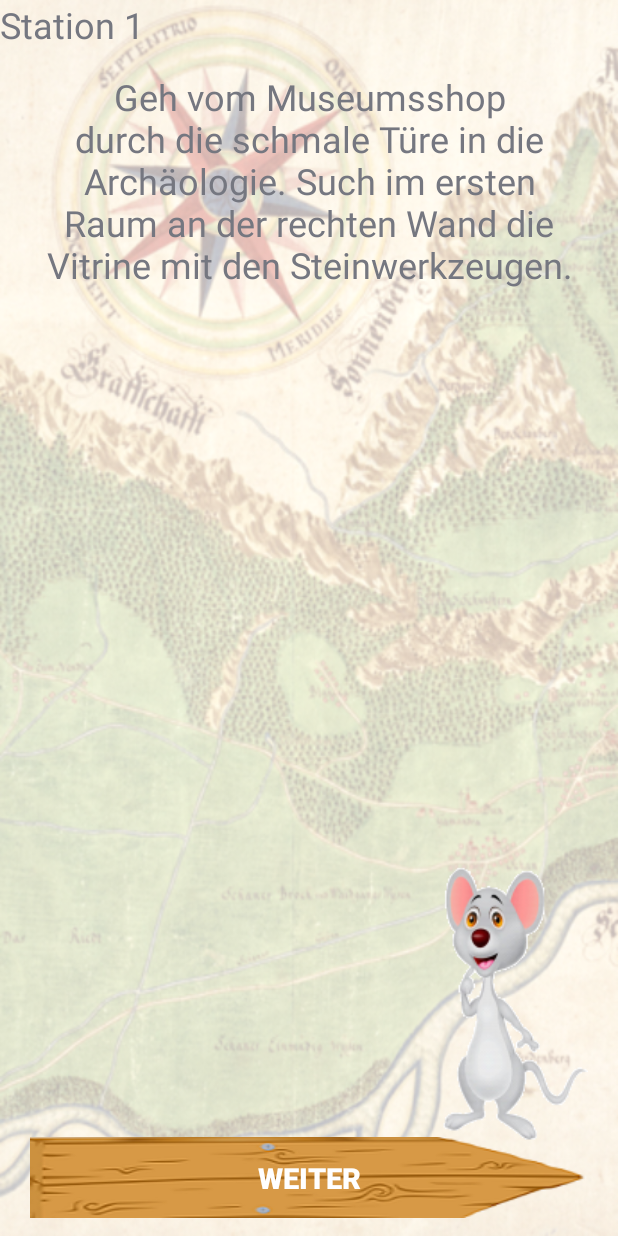
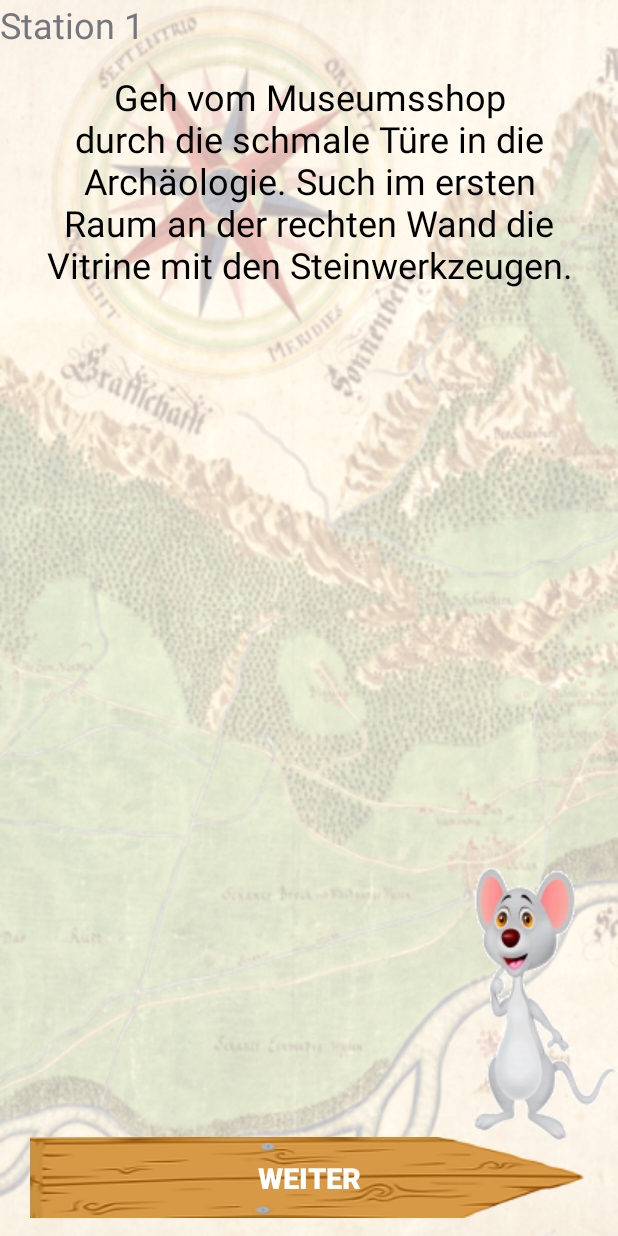
Before and after one commit to gorantomas/InnoLab-MuseumApp, an Android app: the MainActivity screen opened directly, with no data from a screen before it, on a phone screen of 412 x 824 dp. Run offline under Robolectric (Android 15) with nearby library versions, the light colour scheme and no system bars.

Commit message:
schriftfarbe angepasst

```diff
--- a/app/src/main/res/layout/act_answer.xml
+++ b/app/src/main/res/layout/act_answer.xml
@@ -38,8 +38,7 @@
         android:layout_alignParentEnd="true"
         android:layout_marginBottom="43dp"
         android:contentDescription="Maus"
-        android:src="@drawable/mouse"
-        android:layout_marginEnd="20dp" />
+        android:src="@drawable/mouse" />
 
     <Button
         android:id="@+id/answerNext"
--- a/app/src/main/res/layout/act_route.xml
+++ b/app/src/main/res/layout/act_route.xml
@@ -23,6 +23,7 @@
         android:textSize="24sp"
         android:layout_below="@+id/tv_routeNumber"
         android:paddingTop="15dp"
+        android:textColor="@android:color/background_dark"
         android:paddingBottom="15dp"
         android:paddingLeft="5dp"
         android:paddingRight="5dp"
@@ -37,8 +38,7 @@
         android:layout_alignParentEnd="true"
         android:layout_marginBottom="43dp"
         android:contentDescription="Maus"
-        android:src="@drawable/mouse"
-        android:layout_marginEnd="20dp" />
+        android:src="@drawable/mouse" />
 
     <Button
         android:id="@+id/routeNext"
```
